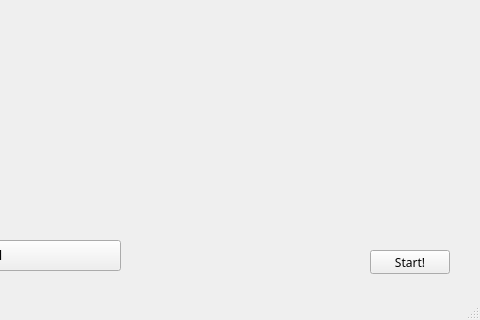
The window that assignment9/mainwindow.ui (UofU-CS3505/cs3505-assignment9-Figodes) describes before a commit, drawn with Qt 5; both pictures show x 520 to 1000 and y 480 to 800 of the 1000 by 800 pixel window.
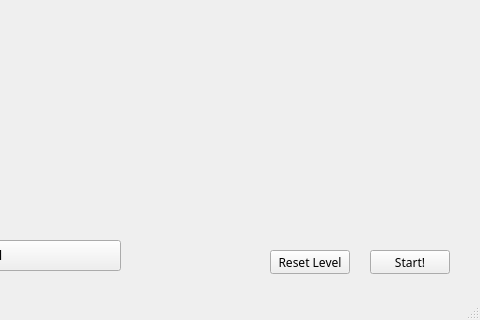
The same window after the commit.

Commit message: hopefully fixed git merge issues

Patch:
```diff
--- a/assignment9/mainwindow.ui
+++ b/assignment9/mainwindow.ui
@@ -243,6 +243,19 @@
      <string>Try Again!</string>
     </property>
    </widget>
+   <widget class="QPushButton" name="resetButton">
+    <property name="geometry">
+     <rect>
+      <x>790</x>
+      <y>730</y>
+      <width>80</width>
+      <height>24</height>
+     </rect>
+    </property>
+    <property name="text">
+     <string>Reset Level</string>
+    </property>
+   </widget>
   </widget>
   <widget class="QMenuBar" name="menubar">
    <property name="geometry">
```
Left out of the diff: 2 changed lines with no effect on the pictures.
